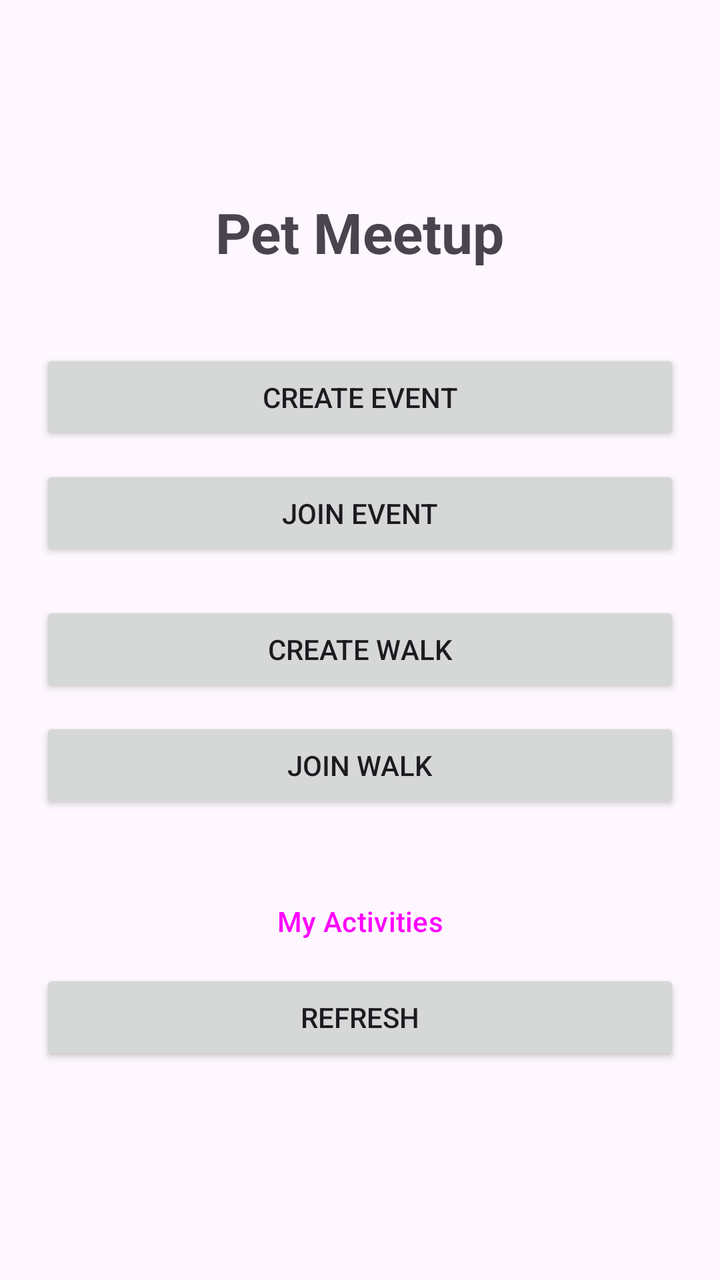
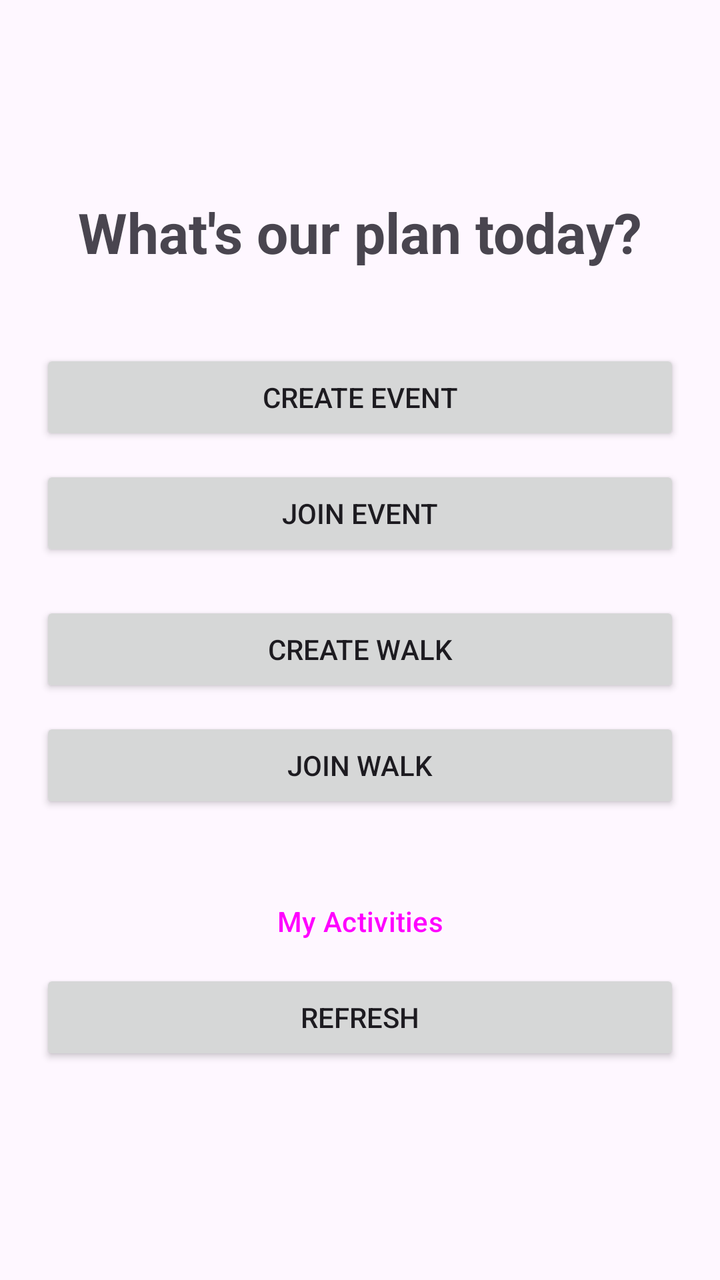

The first picture is an Android layout as it rendered before a commit; the second is the same layout after the commit. The layout source and the unified diff follow.
<!-- AndroidManifest.xml: application theme Theme.COSC341_Step4 -->
<!-- res/layout/fragment_event_walk_profile.xml -->
<?xml version="1.0" encoding="utf-8"?>
<LinearLayout xmlns:android="http://schemas.android.com/apk/res/android"
    xmlns:app="http://schemas.android.com/apk/res-auto"
    android:layout_width="match_parent"
    android:layout_height="match_parent"
    android:orientation="vertical"
    android:padding="20dp"
    android:gravity="center">

    <TextView
        android:layout_width="wrap_content"
        android:layout_height="wrap_content"
        android:text="Pet Meetup"
        android:textSize="28sp"
        android:textStyle="bold"
        android:layout_marginBottom="40dp" />

    <Button
        android:id="@+id/btn_create_event"
        android:layout_width="match_parent"
        android:layout_height="wrap_content"
        android:text="Create Event"
        android:layout_marginBottom="10dp" />

    <Button
        android:id="@+id/btn_join_event"
        android:layout_width="match_parent"
        android:layout_height="wrap_content"
        android:text="Join Event"
        android:layout_marginBottom="20dp" />

    <Button
        android:id="@+id/btn_create_walk"
        android:layout_width="match_parent"
        android:layout_height="wrap_content"
        android:text="Create Walk"
        android:layout_marginBottom="10dp" />

    <Button
        android:id="@+id/btn_join_walk"
        android:layout_width="match_parent"
        android:layout_height="wrap_content"
        android:text="Join Walk"
        android:layout_marginBottom="30dp" />

    <Button
        android:id="@+id/btn_my_activities"
        android:layout_width="match_parent"
        android:layout_height="wrap_content"
        android:text="My Activities"
        style="@style/Widget.Material3.Button.OutlinedButton" />

    <Button
        android:id="@+id/btn_refresh"
        android:layout_width="match_parent"
        android:layout_height="wrap_content"
        android:text="Refresh"
        android:layout_marginBottom="10dp" />

</LinearLayout>
<!-- resources referenced by this layout -->
<resources>
  <style name="Theme.COSC341_Step4" parent="Base.Theme.COSC341_Step4" />
  <style name="Base.Theme.COSC341_Step4" parent="Theme.Material3.DayNight.NoActionBar">
          
          
      </style>
</resources>

<!-- the commit's change to res/layout/fragment_event_walk_profile.xml (unified diff, before → after) -->
@@ -10,7 +10,7 @@
     <TextView
         android:layout_width="wrap_content"
         android:layout_height="wrap_content"
-        android:text="Pet Meetup"
+        android:text="What's our plan today?"
         android:textSize="28sp"
         android:textStyle="bold"
         android:layout_marginBottom="40dp" />
